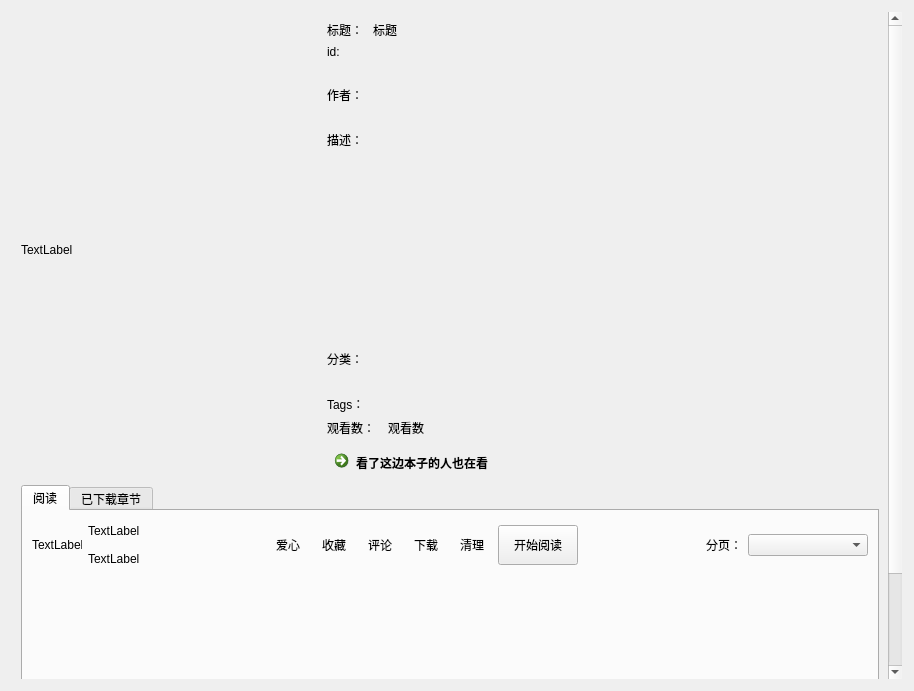
Above: ui/ui_book_info.ui from tonquer/picacg-qt before the change. Below: the same form after it.
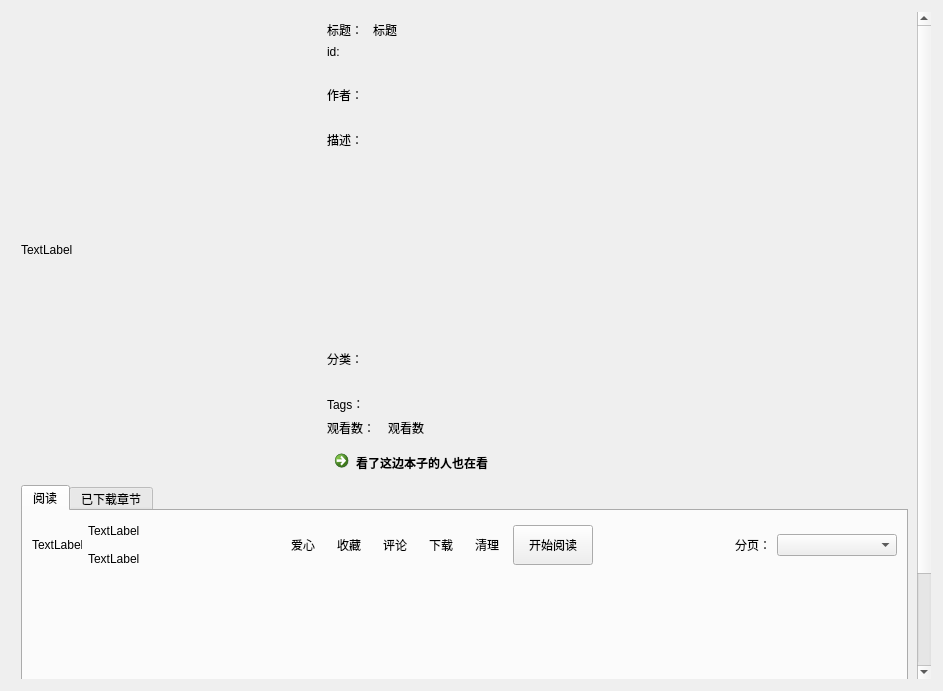
That is the form after the change. Icons and pictures are not drawn. Custom widgets are drawn as their Qt base class.

```diff
--- a/ui/ui_book_info.ui
+++ b/ui/ui_book_info.ui
@@ -6,7 +6,7 @@
    <rect>
     <x>0</x>
     <y>0</y>
-    <width>914</width>
+    <width>943</width>
     <height>691</height>
    </rect>
   </property>
@@ -55,7 +55,7 @@
        <rect>
         <x>0</x>
         <y>0</y>
-        <width>894</width>
+        <width>923</width>
         <height>671</height>
        </rect>
       </property>
```
